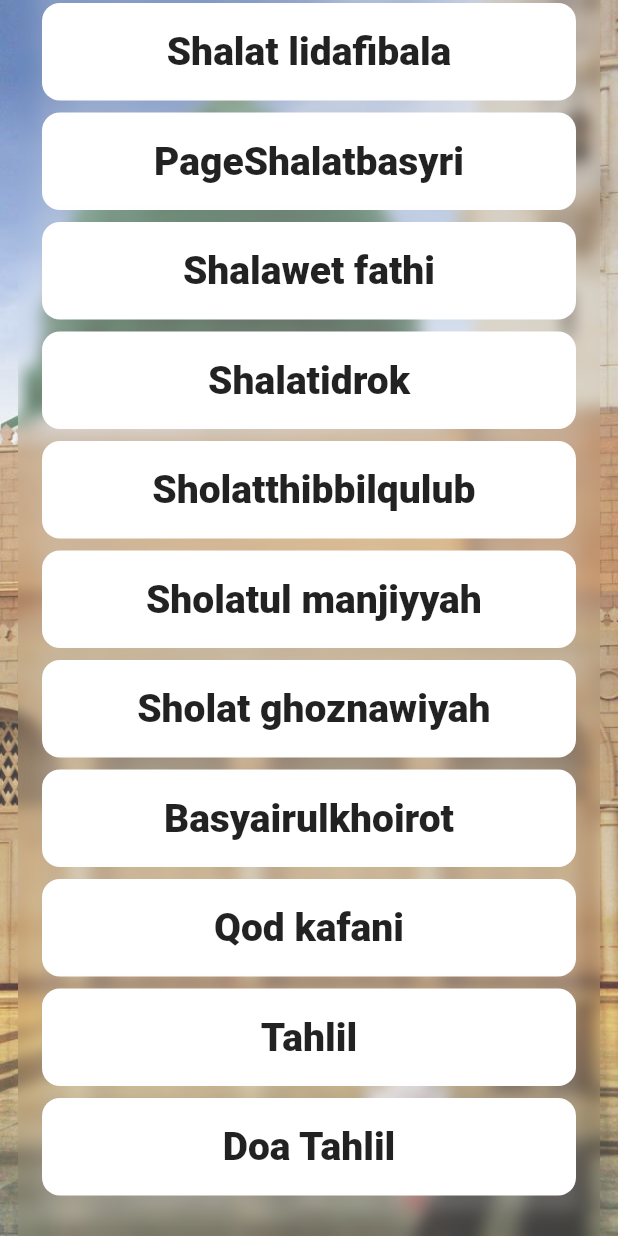
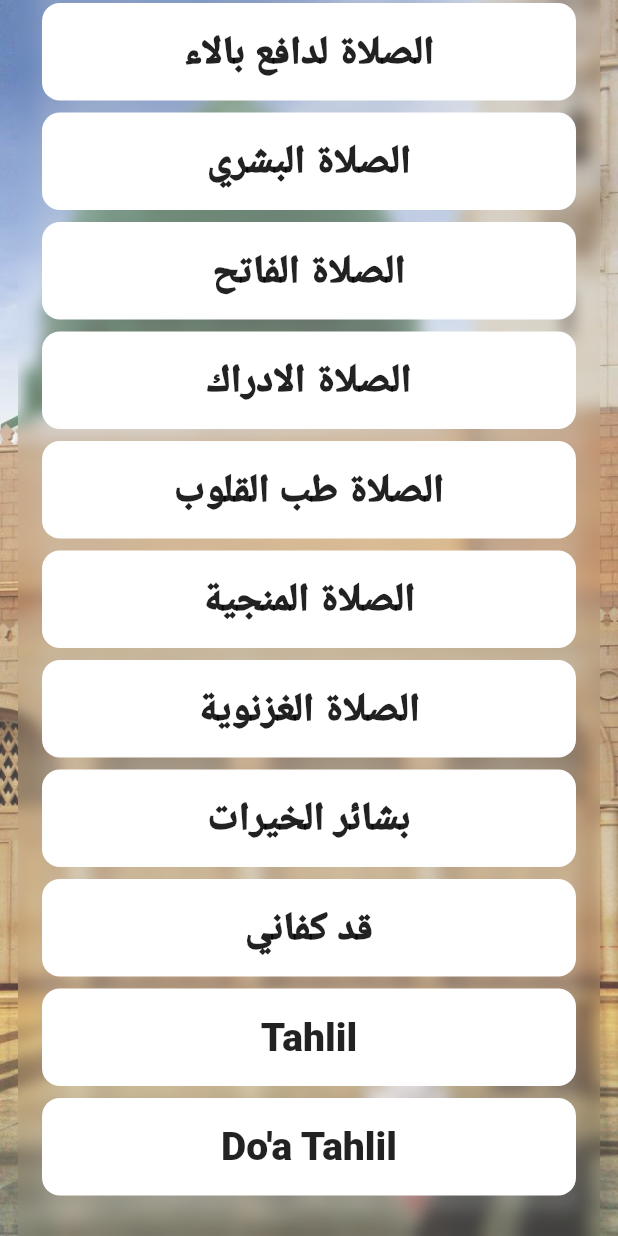
Before and after one commit to rabbanext/buroiqul_qulub, a Flutter app: the screen it shows after launch, scrolled down 1555 dp, on a phone screen of 412 x 824 dp. Run offline on Flutter 3.47's test engine with Material 2 defaults, Android fonts, the phone set to English and light mode, and no system bars; drawn by our look-alikes of blurrycontainer; our stand-ins replace splashscreen; network calls fail.

Commit message:
renaming pages list

```diff
--- a/lib/main.dart
+++ b/lib/main.dart
@@ -1,7 +1,8 @@
+import 'package:flutter/material.dart';
+import 'package:splashscreen/splashscreen.dart';
+
 import 'package:buroiqul_qulub/screens/halaman_screen.dart';
 import 'package:buroiqul_qulub/screens/home_screen.dart';
-import 'package:flutter/material.dart';
-import 'package:splashscreen/splashscreen.dart';
 
 void main() => runApp(MyApp());
 
--- a/lib/screens/home_screen.dart
+++ b/lib/screens/home_screen.dart
@@ -1,5 +1,5 @@
-import 'package:blurrycontainer/blurrycontainer.dart';
-import 'package:flutter/material.dart';
+import "package:flutter/material.dart";
+import "package:blurrycontainer/blurrycontainer.dart";
 
 class HomeScreen extends StatefulWidget {
   @override
@@ -8,64 +8,64 @@ class HomeScreen extends StatefulWidget {
 
 class _HomeScreenState extends State<HomeScreen> {
   final List<String> pages = <String>[
-    'PageTawasul',
-    'PageDuafajr',
-    'PageWirdullatif',
-    'PageRotibulhaddad',
-    'PageRotibulattos',
-    'PageWirdusakron',
-    'PageWiridbadasholat',
-    'PageDoaTahajud',
-    'PageSholathajat',
-    'PageDoabirwalidain',
-    'PageYasin',
-    'PageDuayasin',
-    'PageAlkahfi',
-    'PageAsmaulhusna',
-    'PageDuaasmaulhusna',
-    'PageIstighfarjami',
-    'PageQasidahmuhammadiyah',
-    'PageShalatlidafibala',
-    'PageShalatbasyri',
-    'PageShalawatfathi',
-    'PageShalatidrok',
-    'PageSholatthibbilqulub',
-    'PageSholatulmanjiyyah',
-    'PageSholatghoznawiyah',
-    'PageBasyairulkhoirot',
-    'PageQodkafani',
-    'PageTahlil',
-    'PageDoatahlil',
+    "PageTawasul",
+    "PageDuafajr",
+    "PageWirdullatif",
+    "PageRotibulhaddad",
+    "PageRotibulattos",
+    "PageWirdusakron",
+    "PageWiridbadasholat",
+    "PageDoaTahajud",
+    "PageSholathajat",
+    "PageDoabirwalidain",
+    "PageYasin",
+    "PageDuayasin",
+    "PageAlkahfi",
+    "PageAsmaulhusna",
+    "PageDuaasmaulhusna",
+    "PageIstighfarjami",
+    "PageQasidahmuhammadiyah",
+    "PageShalatlidafibala",
+    "PageShalatbasyri",
+    "PageShalawatfathi",
+    "PageShalatidrok",
+    "PageSholatthibbilqulub",
+    "PageSholatulmanjiyyah",
+    "PageSholatghoznawiyah",
+    "PageBasyairulkhoirot",
+    "PageQodkafani",
+    "PageTahlil",
+    "PageDoatahlil",
   ];
   final List<String> judul = <String>[
-    'Tawasul',
-    'Dua Fajr',
-    'Wirdullatif',
-    'rotibul Haddad',
-    'Rotibulattos',
-    'Wird sakronn',
-    'Wirid bada sholat',
-    'DoaTahajud',
-    'Sholathajat',
-    'Doa Birwalidain',
-    'PageYasin',
-    'PageDuayasin',
-    'PageAlkahfi',
-    'PageAsmaulhusna',
-    'PageDuaasmaulhusna',
-    'Istighfar jami',
-    'Qasidah muhammadiyah',
-    'Shalat lidafibala',
-    'PageShalatbasyri',
-    'Shalawet fathi',
-    'Shalatidrok',
-    ' Sholatthibbilqulub',
-    ' Sholatul manjiyyah',
-    ' Sholat ghoznawiyah',
-    'Basyairulkhoirot',
-    'Qod kafani',
-    'Tahlil',
-    'Doa Tahlil',
+    "التوسل بالفتحة",
+    "دعاء الفجر",
+    "الورد اللطيف",
+    "Ratib Al Haddad",
+    "Ratib Al 'Aththas",
+    "Wirdus Sakron",
+    "Wirid Ba'da sholat",
+    "Doa Tahajud",
+    "Sholat Hajat",
+    "Do'a Birrul Walidain",
+    "Yasin",
+    "Do'a Yasin",
+    "Alkahfi",
+    "Asmaul Husna",
+    "Do'a Asmaul Husna",
+    "الاستغفار الجمع",
+    "Qosidah Muhammadiyah",
+    "الصلاة لدافع بالاء",
+    "الصلاة البشري",
+    "الصلاة الفاتح",
+    "الصلاة الادراك",
+    "الصلاة طب القلوب",
+    "الصلاة المنجية",
+    "الصلاة الغزنوية",
+    "بشائر الخيرات",
+    "قد كفاني",
+    "Tahlil",
+    "Do'a Tahlil",
   ];
 
   @override
@@ -78,7 +78,7 @@ class _HomeScreenState extends State<HomeScreen> {
               color: Color(0xFFe7edf7),
             ),
             Image(
-              image: AssetImage('assets/images/bg.jpg'),
+              image: AssetImage("assets/images/bg.jpg"),
               fit: BoxFit.cover,
               height: double.infinity,
               width: double.infinity,
```
